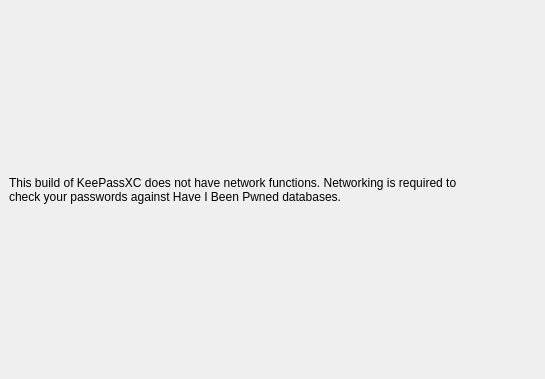
The window that src/gui/reports/ReportsWidgetHibp.ui (OpenVireo/openvireo) describes before a commit, drawn with Qt 5.
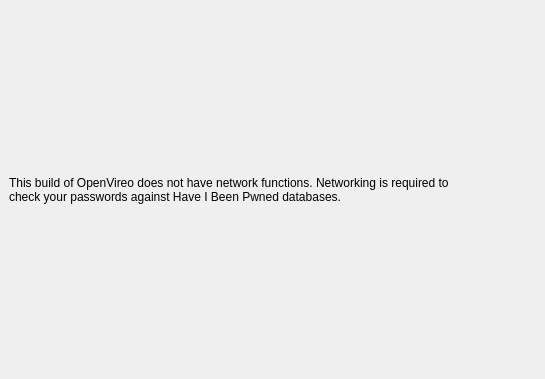
The same window after the commit. The open tabs and pages were chosen to show the change. Custom widgets are drawn as their Qt base class.

Commit message: Show OpenVireo in user-visible strings and translations

```diff
--- a/src/gui/reports/ReportsWidgetHibp.ui
+++ b/src/gui/reports/ReportsWidgetHibp.ui
@@ -201,7 +201,7 @@
           </size>
          </property>
          <property name="text">
-          <string>This build of KeePassXC does not have network functions. Networking is required to check your passwords against Have I Been Pwned databases.</string>
+          <string>This build of OpenVireo does not have network functions. Networking is required to check your passwords against Have I Been Pwned databases.</string>
          </property>
          <property name="wordWrap">
           <bool>true</bool>
```
The commit also changes 125 other files.
